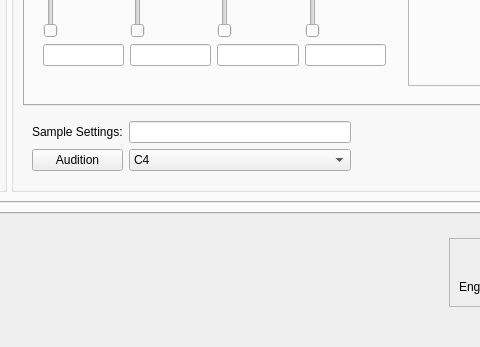
Above: smw_music/data/dashboard.ui from com-posers-pit/smw_music before the change; both pictures show x 657 to 1137 and y 453 to 800 of the 1400 by 800 pixel window. Below: the same form after it.
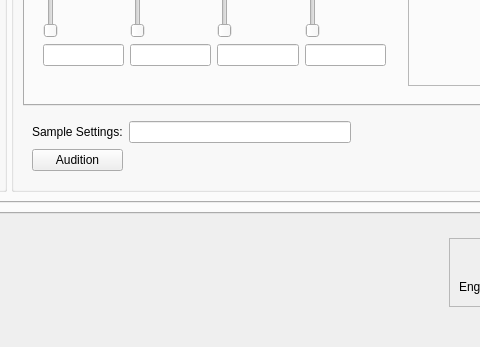
That is the form after the change.

What changed in the file:
```diff
--- a/smw_music/data/dashboard.ui
+++ b/smw_music/data/dashboard.ui
@@ -1318,20 +1318,6 @@
                           </property>
                          </widget>
                         </item>
-                        <item row="1" column="1">
-                         <widget class="QComboBox" name="audition_note">
-                          <item>
-                           <property name="text">
-                            <string>C4</string>
-                           </property>
-                          </item>
-                          <item>
-                           <property name="text">
-                            <string>G4</string>
-                           </property>
-                          </item>
-                         </widget>
-                        </item>
                        </layout>
                       </widget>
                      </item>
```
